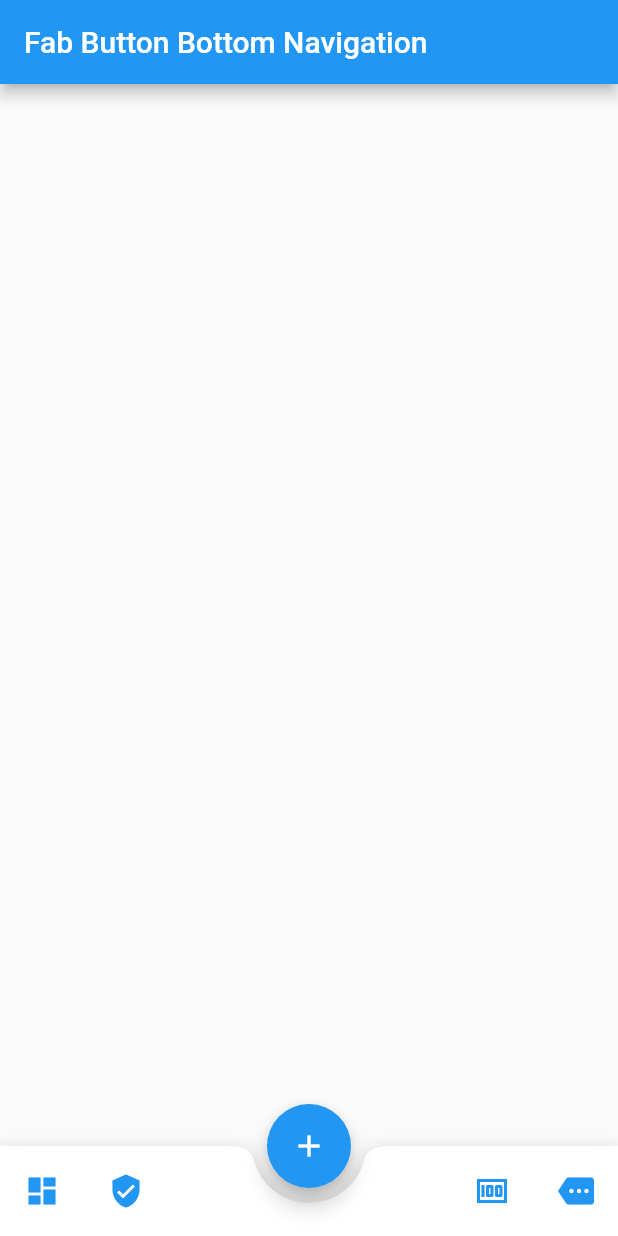
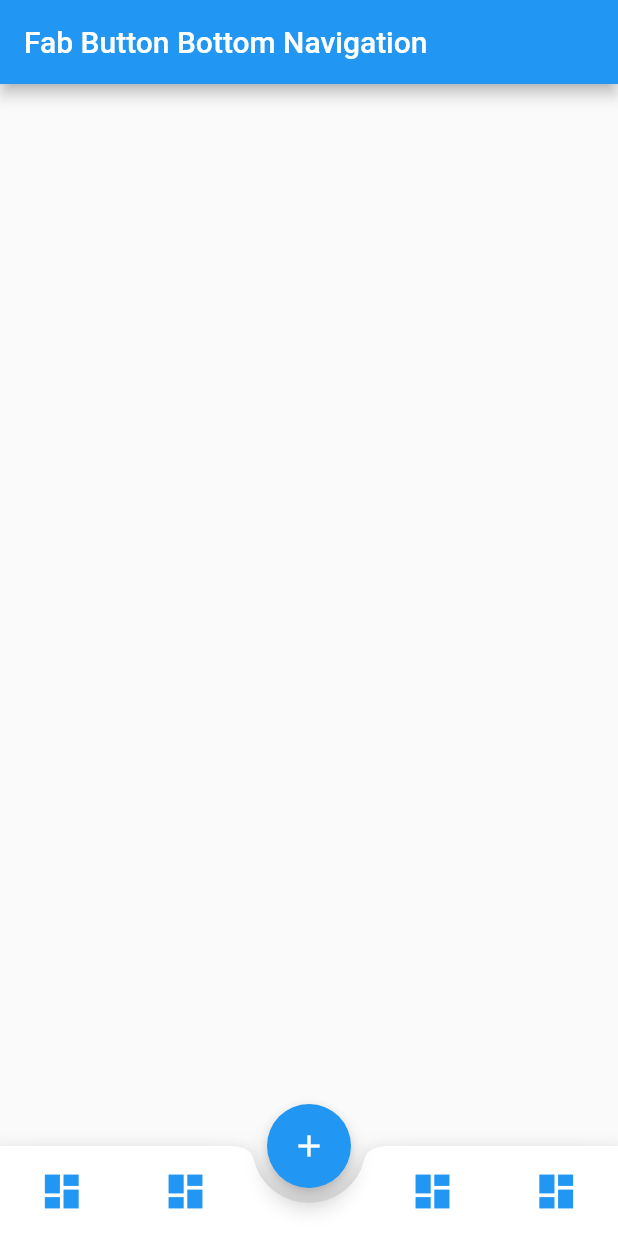
Before and after one commit to emondd4/Flutter-Tutorials, a Flutter app: the screen it shows after launch, on a phone screen of 412 x 824 dp. Run offline on Flutter 3.47's test engine with Material 2 defaults, Android fonts, the phone set to English and light mode, and no system bars; our stand-ins replace bloc, flutter_bloc, google_fonts, introduction_screen, math_expressions, webview_flutter.

Commit message:
before icon button

```diff
--- /dev/null
+++ b/BottomNavBar/fab_button_bottom_navigation/lib/CustomTheme.dart
@@ -0,0 +1,9 @@
+import 'package:flutter/material.dart';
+
+class CustomTheme {
+  static final noSplashTheme = ThemeData(
+    splashColor: Colors.transparent,
+    highlightColor: Colors.transparent,
+    hoverColor: Colors.transparent,
+  );
+}
--- a/BottomNavBar/fab_button_bottom_navigation/lib/Home.dart
+++ b/BottomNavBar/fab_button_bottom_navigation/lib/Home.dart
@@ -1,4 +1,5 @@
 import 'package:flutter/material.dart';
+import 'package:flutter/rendering.dart';
 
 class HomeScreen extends StatefulWidget {
   const HomeScreen({Key? key}) : super(key: key);
@@ -29,10 +30,7 @@ class _HomeScreenState extends State<HomeScreen> {
           height: 60,
           width: MediaQuery.of(context).size.width,
           child: Row(
-            mainAxisAlignment: MainAxisAlignment.spaceBetween,
-            children: [
-              Row(
-                crossAxisAlignment: CrossAxisAlignment.center,
+            mainAxisAlignment: MainAxisAlignment.spaceAround,
             children: [
               MaterialButton(
                 minWidth: 40,
@@ -41,12 +39,16 @@ class _HomeScreenState extends State<HomeScreen> {
                     _currentTab = 0;
                   });
                 },
+                splashColor: Colors.transparent,
+                highlightColor: Colors.transparent,
+                hoverColor: Colors.transparent,
                 child: Column(
                   mainAxisAlignment: MainAxisAlignment.center,
                   children: [
                     Icon(
                       Icons.dashboard,
                       color: _currentTab == 0 ? Colors.blue : Colors.grey,
+                      size: 30.0,
                     ),
                     // Text(
                     //   "Dashboard",
@@ -64,21 +66,59 @@ class _HomeScreenState extends State<HomeScreen> {
                     _currentTab = 0;
                   });
                 },
+                splashColor: Colors.transparent,
+                highlightColor: Colors.transparent,
+                hoverColor: Colors.transparent,
                 child: Column(
                   mainAxisAlignment: MainAxisAlignment.center,
                   children: [
                     Icon(
-                          Icons.verified_user,
+                      Icons.dashboard,
                       color: _currentTab == 0 ? Colors.blue : Colors.grey,
+                      size: 30.0,
                     ),
+                    // Text(
+                    //   "Dashboard",
+                    //   style: TextStyle(
+                    //       color:
+                    //           _currentTab == 0 ? Colors.blue : Colors.grey),
+                    // )
                   ],
                 ),
               ),
+              Visibility(
+                child: MaterialButton(
+                  minWidth: 40,
+                  onPressed: () {
+                    setState(() {
+                      _currentTab = 0;
+                    });
+                  },
+                  splashColor: Colors.transparent,
+                  highlightColor: Colors.transparent,
+                  hoverColor: Colors.transparent,
+                  child: Column(
+                    mainAxisAlignment: MainAxisAlignment.center,
+                    children: [
+                      Icon(
+                        Icons.dashboard,
+                        color: _currentTab == 0 ? Colors.blue : Colors.grey,
+                        size: 30.0,
+                      ),
+                      // Text(
+                      //   "Dashboard",
+                      //   style: TextStyle(
+                      //       color:
+                      //           _currentTab == 0 ? Colors.blue : Colors.grey),
+                      // )
                     ],
                   ),
-              Row(
-                crossAxisAlignment: CrossAxisAlignment.center,
-                children: [
+                ),
+                maintainState: true,
+                maintainAnimation: true,
+                maintainSize: true,
+                visible: false,
+              ),
               MaterialButton(
                 minWidth: 40,
                 onPressed: () {
@@ -86,13 +126,23 @@ class _HomeScreenState extends State<HomeScreen> {
                     _currentTab = 0;
                   });
                 },
+                splashColor: Colors.transparent,
+                highlightColor: Colors.transparent,
+                hoverColor: Colors.transparent,
                 child: Column(
                   mainAxisAlignment: MainAxisAlignment.center,
                   children: [
                     Icon(
-                          Icons.money,
+                      Icons.dashboard,
                       color: _currentTab == 0 ? Colors.blue : Colors.grey,
+                      size: 30.0,
                     ),
+                    // Text(
+                    //   "Dashboard",
+                    //   style: TextStyle(
+                    //       color:
+                    //           _currentTab == 0 ? Colors.blue : Colors.grey),
+                    // )
                   ],
                 ),
               ),
@@ -103,17 +153,25 @@ class _HomeScreenState extends State<HomeScreen> {
                     _currentTab = 0;
                   });
                 },
+                splashColor: Colors.transparent,
+                highlightColor: Colors.transparent,
+                hoverColor: Colors.transparent,
                 child: Column(
                   mainAxisAlignment: MainAxisAlignment.center,
                   children: [
                     Icon(
-                          Icons.more,
+                      Icons.dashboard,
                       color: _currentTab == 0 ? Colors.blue : Colors.grey,
+                      size: 30.0,
                     ),
+                    // Text(
+                    //   "Dashboard",
+                    //   style: TextStyle(
+                    //       color:
+                    //           _currentTab == 0 ? Colors.blue : Colors.grey),
+                    // )
                   ],
                 ),
-                  ),
-                ],
               ),
             ],
           ),
```
Lines whose indentation alone changed are shown as unchanged.
